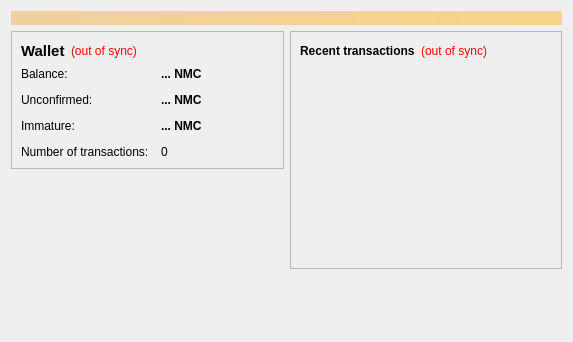
First picture: the form in src/qt/forms/overviewpage.ui, repository chronokings/huntercoin, before the edit.
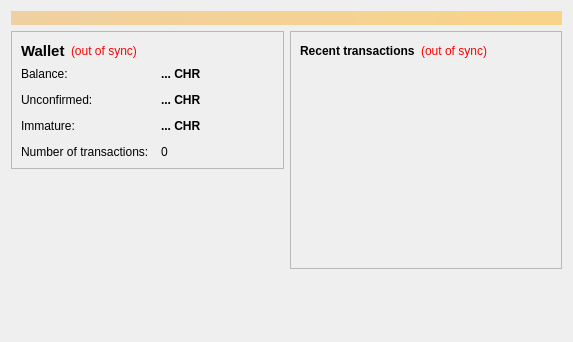
Second picture: the form after the edit.

```diff
--- a/src/qt/forms/overviewpage.ui
+++ b/src/qt/forms/overviewpage.ui
@@ -123,7 +123,7 @@
                <string>Your current balance</string>
               </property>
               <property name="text">
-               <string notr="true">... NMC</string>
+               <string notr="true">... CHR</string>
               </property>
               <property name="textInteractionFlags">
                <set>Qt::LinksAccessibleByMouse|Qt::TextSelectableByKeyboard|Qt::TextSelectableByMouse</set>
@@ -152,7 +152,7 @@
                <string>Total of transactions that have yet to be confirmed, and do not yet count toward the current balance</string>
               </property>
               <property name="text">
-               <string notr="true">... NMC</string>
+               <string notr="true">... CHR</string>
               </property>
               <property name="textInteractionFlags">
                <set>Qt::LinksAccessibleByMouse|Qt::TextSelectableByKeyboard|Qt::TextSelectableByMouse</set>
@@ -195,7 +195,7 @@
                <string>Mined balance that has not yet matured</string>
               </property>
               <property name="text">
-               <string notr="true">... NMC</string>
+               <string notr="true">... CHR</string>
               </property>
               <property name="textInteractionFlags">
                <set>Qt::LinksAccessibleByMouse|Qt::TextSelectableByKeyboard|Qt::TextSelectableByMouse</set>
```
